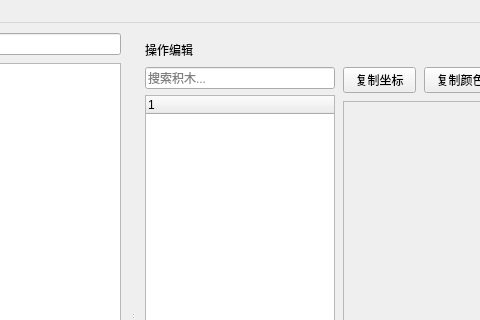
Old version of the form hotkey/ui/forms/main_window.ui in the repository Qiuxile/HotKey; both pictures show x 209 to 689 and y 0 to 320 of the 1120 by 640 pixel window.
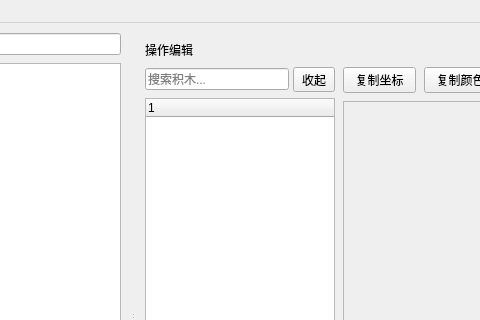
New version of the form. Custom widgets are drawn as their Qt base class.

Commit message: ui: taller window, palette expand toggle and block catalog

```diff
--- a/hotkey/ui/forms/main_window.ui
+++ b/hotkey/ui/forms/main_window.ui
@@ -181,7 +181,18 @@
               <number>0</number>
              </property>
              <item>
+              <layout class="QHBoxLayout" name="paletteSearchRow">
+               <property name="spacing">
+                <number>4</number>
+               </property>
+               <item>
               <widget class="QLineEdit" name="paletteSearch">
+                 <property name="maximumSize">
+                  <size>
+                   <width>160</width>
+                   <height>16777215</height>
+                  </size>
+                 </property>
                <property name="placeholderText">
                 <string>搜索积木...</string>
                </property>
@@ -189,6 +200,30 @@
                 <bool>true</bool>
                </property>
               </widget>
+               </item>
+               <item>
+                <widget class="QToolButton" name="btnTogglePalette">
+                 <property name="minimumSize">
+                  <size>
+                   <width>42</width>
+                   <height>0</height>
+                  </size>
+                 </property>
+                 <property name="maximumSize">
+                  <size>
+                   <width>42</width>
+                   <height>16777215</height>
+                  </size>
+                 </property>
+                 <property name="toolTip">
+                  <string>展开 / 收起所有积木分类</string>
+                 </property>
+                 <property name="text">
+                  <string>收起</string>
+                 </property>
+                </widget>
+               </item>
+              </layout>
              </item>
              <item>
               <widget class="StatementTree" name="statementTree"/>
```
Lines whose indentation alone changed are shown as unchanged. The commit also changes 13 other files.
